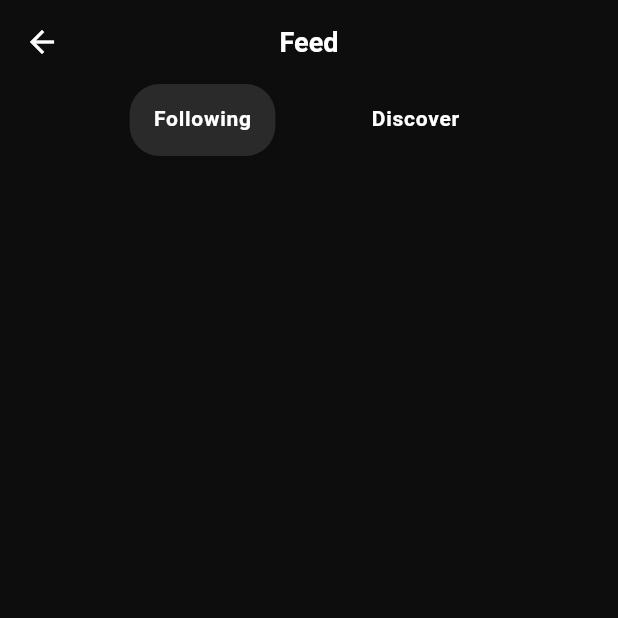
After one commit to SWE-S26-TEAM-2/Cross-Platform, a Flutter app: the FeedScreen screen opened directly, on a phone screen of 412 x 824 dp, the top half of it. The commit adds this screen. Run offline on Flutter 3.47's test engine with Material 3 defaults, Android fonts, the phone set to English and light mode, and no system bars; our stand-ins replace just_audio.

Commit message:
feature(cross): Implement Search Screen
-Search screen completed
-Feed screen split to discover and following tabs

```diff
--- a/lib/root.dart
+++ b/lib/root.dart
@@ -1,6 +1,7 @@
 import 'package:flutter/material.dart';
 import 'package:my_project/mock_data/mock_tracks.dart';
 import 'package:my_project/models/track.dart';
+import 'package:my_project/screens/feed/feed_screen.dart';
 import 'package:my_project/screens/search/search_screen.dart';
 import 'package:my_project/widgets/mini_player.dart';
 import 'package:my_project/navigation/bottom_nav_bar.dart';
@@ -79,7 +80,7 @@ class _RootScreenState extends State<RootScreen> {
     const HomeScreen(),
 
     /// 1
-    const TempFeedScreen(),
+    const FeedScreen(),
 
     /// 2
     const SearchScreen(),
--- /dev/null
+++ b/lib/screens/feed/feed_screen.dart
@@ -0,0 +1,71 @@
+import 'package:flutter/material.dart';
+import 'package:my_project/constants/app_colors.dart';
+import 'package:my_project/constants/app_dimensions.dart';
+import 'package:my_project/constants/app_text_styles.dart';
+
+class FeedScreen extends StatefulWidget {
+  const FeedScreen({super.key});
+
+  @override
+  State<FeedScreen> createState() => _FeedScreenState();
+}
+
+class _FeedScreenState extends State<FeedScreen> {
+  @override
+  Widget build(BuildContext context) {
+    return DefaultTabController(
+      length: 2,
+      child: Scaffold(
+        appBar: AppBar(
+        title: const Text("Feed"),
+        ),
+        body: Column(
+          children: [
+            const Padding(
+              padding: EdgeInsets.symmetric(horizontal: AppDimensions.spaceSmall),
+              ),
+              Container(
+                padding: const EdgeInsets.symmetric(horizontal: AppDimensions.spaceExtraLarge),
+                decoration: const BoxDecoration(
+                  color: AppColors.background,
+                ),
+                child: TabBar(
+                  indicator: BoxDecoration(
+                    borderRadius: BorderRadius.circular(AppDimensions.borderRadiusPill),
+                    color: AppColors.surfaceLight,
+                  ),
+                   labelColor: AppColors.textPrimary,
+                   labelStyle: AppTextStyles.button,
+                   dividerColor: AppColors.background,
+                   padding: const EdgeInsets.symmetric(
+                    horizontal: AppDimensions.spaceExtraLarge
+                   ),
+                   overlayColor: const WidgetStatePropertyAll(AppColors.background),
+              //unselectedLabelColor: Colors.grey,
+              tabs: const [
+                Tab(
+                  child: Padding(
+                    padding: EdgeInsets.symmetric(
+                      vertical: AppDimensions.spaceSmall,
+                      horizontal: AppDimensions.spaceMedium
+                    ),
+                      child: Text('Following'),
+                  ),
+                ),
+                Tab( child: Padding(
+                    padding: EdgeInsets.symmetric(
+                      vertical: AppDimensions.spaceSmall,
+                      horizontal: AppDimensions.spaceMedium
+                    ),
+                      child: Text('Discover'),
+                  ),),
+              ]
+                ),
+              ),
+          ],
+          ),
+
+      ),
+    );
+  }
+}
```
Also changed, not shown: lib/screens/search/search_bar.dart (+22 -13 lines), lib/screens/search/search_screen.dart (+87 -5 lines).
